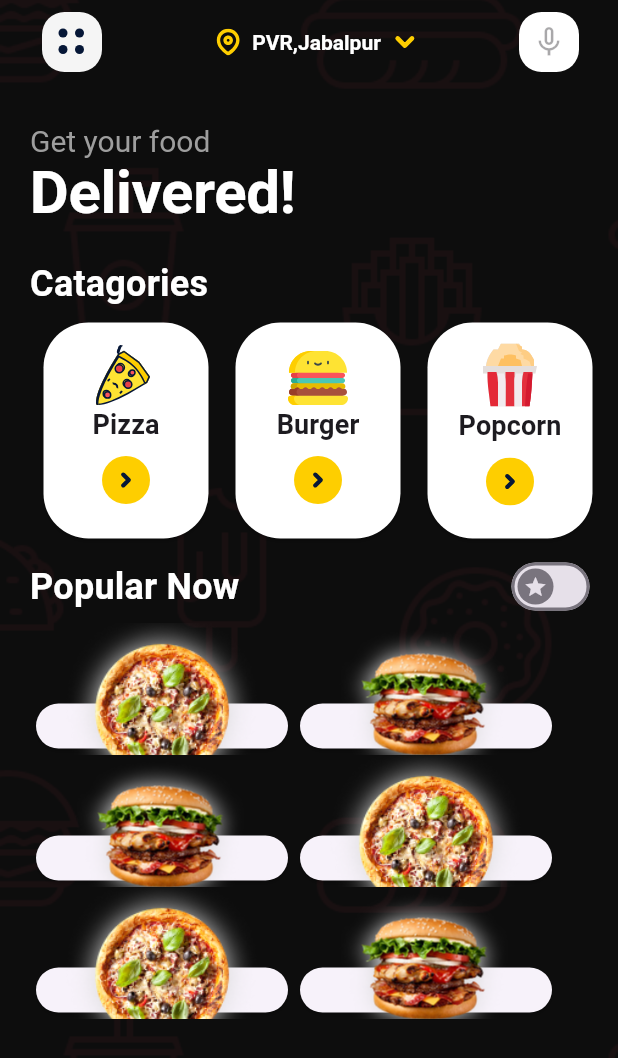
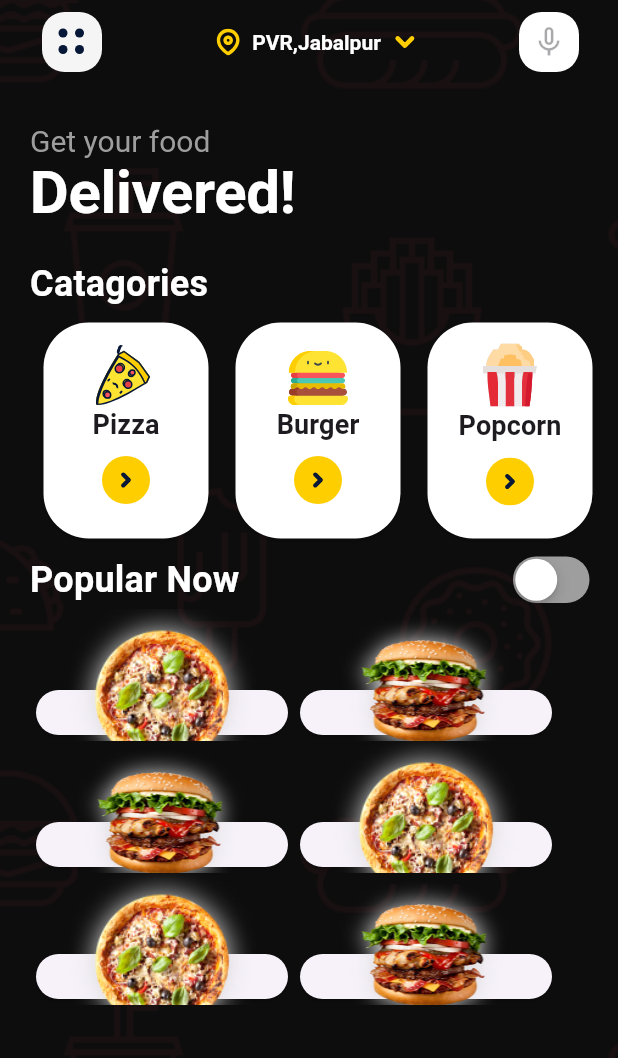
Before and after one commit to khyatikasundra/snack_app, a Flutter app: the screen it shows after launch, on a phone screen of 412 x 824 dp. Shown: the top 1058 px of the screen. Run offline on Flutter 3.47's test engine with Material 3 defaults, Android fonts, the phone set to English and light mode, and no system bars; our stand-ins replace flutter_svg.

Commit message:
two changes

```diff
--- a/lib/screen/check_out_screen.dart
+++ b/lib/screen/check_out_screen.dart
@@ -124,7 +124,7 @@ class _CheckOutScreenState extends State<CheckOutScreen> {
         trailingOnPressEvent: likeButtonAction,
       );
 
-  Widget _customCounterContainer(
+  Widget  _customCounterContainer(
           String assetName, VoidCallback onPressed) =>
       Container(
           width: 32,
--- a/lib/screen/menu_screen.dart
+++ b/lib/screen/menu_screen.dart
@@ -1,3 +1,4 @@
+import 'package:flutter/cupertino.dart';
 import 'package:flutter/material.dart';
 import 'package:snacks_ordering_app/data_class/category_section_data_class.dart';
 import 'package:snacks_ordering_app/data_class/popular_now_section_data_class.dart';
@@ -171,10 +172,9 @@ class _MenuScreenState extends State<MenuScreen> {
 
   Widget _customSwitch() => Padding(
         padding: const EdgeInsets.only(right: 15),
-        child: Switch(
-          materialTapTargetSize: MaterialTapTargetSize.padded,
-          thumbIcon: MaterialStateProperty.all(const Icon(Icons.star)),
+        child: CupertinoSwitch(
           activeColor: const Color(0xFfFECE00),
+          trackColor: Colors.grey,
           value: _switchValue,
           onChanged: (value) => _onChangeSwitchFunction(value),
         ),
@@ -227,14 +227,8 @@ class _MenuScreenState extends State<MenuScreen> {
 
   CustomPopularNowCard _customPopularNowCardForList(int index) =>
       CustomPopularNowCard(
-        cardHeight: 120,
-        cardWidth:
-            MediaQuery.of(context).size.width > 400 ? 400 : double.infinity,
-        alignment: Alignment.centerLeft,
-        cardImagePositionedLeft: -10,
-        cardHeadlineTopPadding: 0,
-        cardHeadlineLeftPadding: 40,
-        cardTopPadding: 0,
+        isGridView: false,
+        // cardImagePositionedLeft: -10,
         imageAssetName: popularNowItem[index].imageAssetName,
         itemNameText: popularNowItem[index].itemNameText,
         itemSpecialtyText: popularNowItem[index].itemSpecialtyText,
--- a/lib/widgets/custom_popular_now_card.dart
+++ b/lib/widgets/custom_popular_now_card.dart
@@ -6,30 +6,20 @@ import 'package:snacks_ordering_app/string/menu_screen_strings.dart';
 import 'package:snacks_ordering_app/widgets/image_bottom_shadow.dart';
 
 class CustomPopularNowCard extends StatelessWidget {
-  final double? cardImagePositionedTop;
+  // final double? cardImagePositionedTop;
   final double? cardImagePositionedLeft;
-  final AlignmentGeometry alignment;
-  final double cardTopPadding;
-  final double? cardHeight;
-  final double? cardWidth;
-  final double cardHeadlineTopPadding;
-  final double cardHeadlineLeftPadding;
   final String? imageAssetName;
   final String? itemNameText;
   final String? itemSpecialtyText;
+  final bool isGridView;
 
   const CustomPopularNowCard(
       {this.cardImagePositionedLeft,
-      this.cardHeadlineLeftPadding = 0,
-      this.cardImagePositionedTop = -6,
-      this.alignment = Alignment.topCenter,
-      this.cardTopPadding = 50,
-      this.cardHeight = 170,
-      this.cardWidth,
-      this.cardHeadlineTopPadding = 30,
+      // this.cardImagePositionedTop = -6,
       this.imageAssetName,
       this.itemNameText,
       this.itemSpecialtyText,
+      this.isGridView = true,
       super.key});
 
   void onTap(BuildContext context) => Navigator.push(
@@ -38,43 +28,22 @@ class CustomPopularNowCard extends StatelessWidget {
   @override
   Widget build(BuildContext context) {
     return Stack(
-      alignment: alignment,
-      children: [_customCard(context), _floatingImageOnTopCenter(context)],
-    );
-  }
-
-  Widget _floatingImageOnTopCenter(BuildContext context) => Positioned(
-        top: cardImagePositionedTop,
-        left: cardImagePositionedLeft,
-        child: ImageBottomShadow(
-          child: InkWell(onTap: () => onTap(context),
-            child: Image.asset(
-              imageAssetName ?? AssetNameString.pizzaImageAssetName,
-              width: 130,
-            ),
-          ),
-        ),
-      );
-
-  Widget _customCard(BuildContext context) => InkWell(
+      alignment: Alignment.topCenter,
+      children: [
+        InkWell(
           onTap: () => onTap(context),
           child: Padding(
-          padding: EdgeInsets.only(top: cardTopPadding),
+            padding: EdgeInsets.only(top: isGridView ? 50 : 0),
             child: Card(
-            shape:
-                RoundedRectangleBorder(borderRadius: BorderRadius.circular(30)),
+              shape: RoundedRectangleBorder(
+                  borderRadius: BorderRadius.circular(30)),
               child: SizedBox(
-              height: cardHeight,
-              width: cardWidth,
-              child: _customCardContent(context),
+                child: Padding(
+                  padding: EdgeInsets.only(
+                    top: isGridView ? 30 : 30,
+                    left: isGridView ? 0 : 40,
+                    bottom: isGridView ? 0 : 40,
                   ),
-          ),
-        ),
-      );
-
-  Widget _customCardContent(BuildContext context) => Padding(
-        padding: EdgeInsets.only(
-            top: cardHeadlineTopPadding, left: cardHeadlineLeftPadding),
                   child: Column(
                     mainAxisAlignment: MainAxisAlignment.center,
                     children: [
@@ -82,12 +51,7 @@ class CustomPopularNowCard extends StatelessWidget {
                         itemNameText ?? MenuScreenStrings.margheritaPizza,
                         style: Theme.of(context).textTheme.headlineMedium,
                       ),
-            _customCardContentSubHeading(context)
-          ],
-        ),
-      );
-
-  Widget _customCardContentSubHeading(BuildContext context) => Row(
+                      Row(
                         mainAxisAlignment: MainAxisAlignment.center,
                         children: [
                           Text(
@@ -96,5 +60,28 @@ class CustomPopularNowCard extends StatelessWidget {
                           ),
                           SvgPicture.asset(AssetNameString.fireIconAssetName)
                         ],
+                      )
+                    ],
+                  ),
+                ),
+              ),
+            ),
+          ),
+        ),
+        Positioned(
+          top: isGridView ? -6:0,
+          left: isGridView ? null:0,
+          child: ImageBottomShadow(
+            child: InkWell(
+              onTap: () => onTap(context),
+              child: Image.asset(
+                imageAssetName ?? AssetNameString.pizzaImageAssetName,
+                width: 130,
+              ),
+            ),
+          ),
+        )
+      ],
     );
   }
+}
```
Lines whose indentation alone changed are shown as unchanged.
